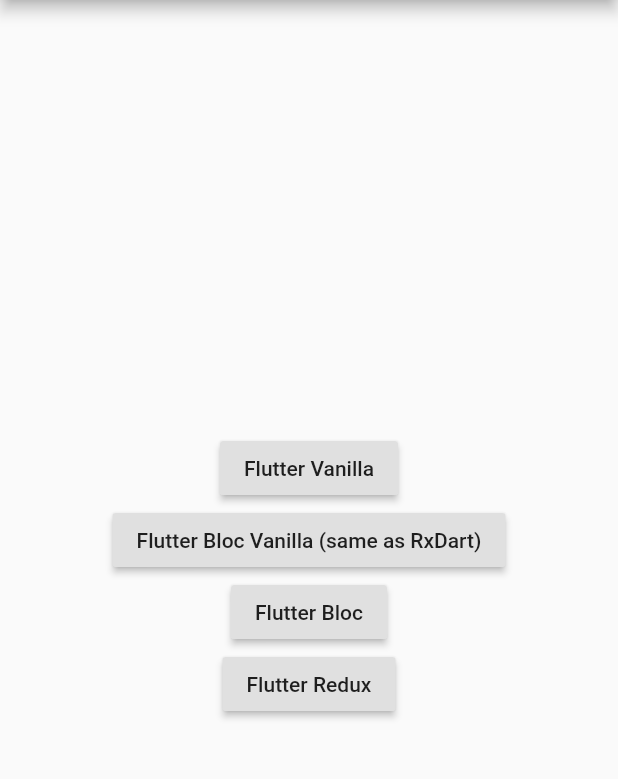
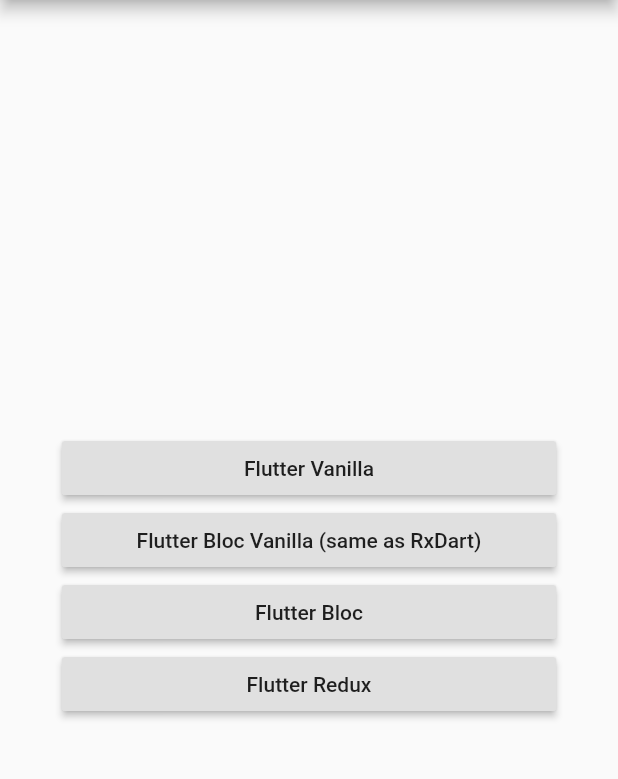
Before and after one commit to 1207roy/flutter_demo_collection, a Flutter app: the screen it shows after launch, on a phone screen of 412 x 824 dp, the part 84-863 px from its top. Run offline on Flutter 3.47's test engine with Material 2 defaults, Android fonts, the phone set to English and light mode, and no system bars; our stand-ins replace bloc, cloud_firestore, equatable, flutter_bloc, flutter_redux, fluttertoast and 2 more; missing offline and left inert: equatabl e, firebase_admob; accounts and stored records are empty.

Commit message:
minor UI improvements

```diff
--- a/state_management_demo/lib/home_page.dart
+++ b/state_management_demo/lib/home_page.dart
@@ -20,8 +20,8 @@
       child: FractionallySizedBox(
         alignment: Alignment.topRight,
         widthFactor: 0.8,
-        child: Column(
-          mainAxisAlignment: MainAxisAlignment.center,
+        child: ListView(
+          shrinkWrap: true,
           children: <Widget>[
             _buildFlutterVanillaButton(context),
             _buildFlutterBlocVanillaButton(context),
```
Also changed, not shown: state_management_demo/pubspec.lock.
